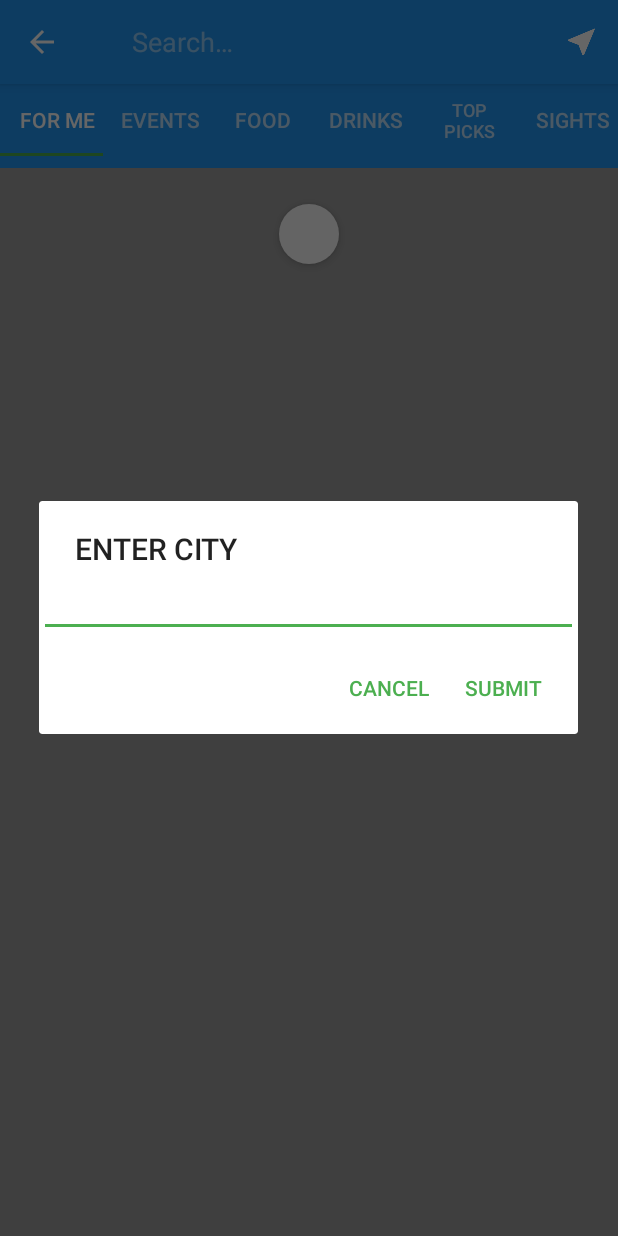
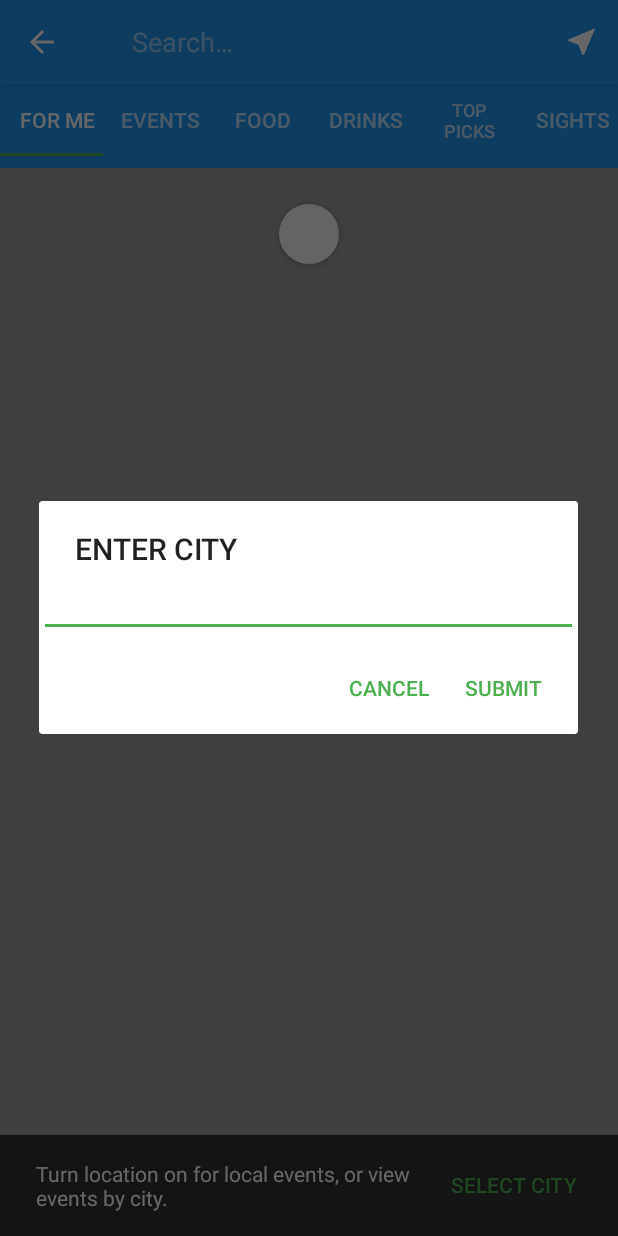
Before and after one commit to maxamillion32/PlansNearBy, an Android app: the screen it shows after launch once a user with an empty profile is signed in (MainActivity), after a tap on "Nearby", on a phone screen of 412 x 824 dp. Run offline under Robolectric (Android 15) with nearby library versions, the phone set to English and light mode, and no system bars; our stand-ins replace Firebase (no records; nobody signed in at launch, a user with empty details on screens opened directly); libraries missing offline, so code that uses them is left out: com.facebook, com.facebook.login, com.firebase.ui; 4 statements that could not run were skipped; 1 other tap on this screen came first.

Commit message:
updated eventbrite api call for city search, added longclicklistener for city fragment

```diff
--- a/Plans Nearby/app/src/main/java/com/arroyo/b/plansnearby/Activities/MainActivity.java
+++ b/Plans Nearby/app/src/main/java/com/arroyo/b/plansnearby/Activities/MainActivity.java
@@ -12,7 +12,9 @@ import android.location.Location;
 import android.location.LocationListener;
 import android.location.LocationManager;
 import android.os.Bundle;
+import android.provider.Settings;
 import android.support.annotation.NonNull;
+import android.support.design.widget.Snackbar;
 import android.support.design.widget.TabLayout;
 import android.support.v4.app.ActivityCompat;
 import android.support.v4.app.DialogFragment;
@@ -24,8 +26,10 @@ import android.support.v4.widget.DrawerLayout;
 import android.support.v7.app.ActionBarDrawerToggle;
 import android.support.v7.app.AppCompatActivity;
 import android.support.v7.widget.Toolbar;
+import android.util.Log;
 import android.view.Menu;
 import android.view.MenuItem;
+import android.view.View;
 import android.widget.Toast;
 
 import com.arroyo.b.plansnearby.Constants;
@@ -64,12 +68,11 @@ public class MainActivity extends AppCompatActivity
     private MenuItem item;
     private PagerAdapter adapter;
     private ViewPager viewPager;
-    private EnterCityDialogFragment cityDialogFragment;
-    private FavsFragment savedDialogFragment;
     private LocationManager locationManager;
     private CallbackManager callbackManager;
     private Location location;
     private String city, query, provider;
+    EnterCityDialogFragment cityDialogFragment;
 
     @Override
     protected void onCreate(Bundle savedInstanceState) {
@@ -84,9 +87,6 @@ public class MainActivity extends AppCompatActivity
         setDrawer();
         setPageView();
         handleIntent(getIntent());
-        cityDialogFragment = new EnterCityDialogFragment();
-        savedDialogFragment = new FavsFragment();
-
 
     }
 
@@ -108,6 +108,7 @@ public class MainActivity extends AppCompatActivity
 
             case R.id.location:
                 cityOrNearDialog();
+                enterAnotherCity();
                 return true;
 
 
@@ -117,7 +118,7 @@ public class MainActivity extends AppCompatActivity
     }
 
 
-     //checking if someone is logged in to facebook, if so, logging out on click and setting new text
+    //checking if someone is logged in to facebook, if so, logging out on click and setting new text
 
     public void facebookLoginLogout() {
         Profile profile = Profile.getCurrentProfile();
@@ -315,6 +316,7 @@ public class MainActivity extends AppCompatActivity
     //current results
 
     public void cityOrNearDialog() {
+        cityDialogFragment = new EnterCityDialogFragment();
         if (city == null) {
             cityDialogFragment.show(getSupportFragmentManager(), Constants.CITY_FRAGMENT);
         } else {
@@ -324,12 +326,25 @@ public class MainActivity extends AppCompatActivity
         }
     }
 
+    //when user is viewing events by city, user has the option to long press city icon in toolbar
+    //and enter another city
+    public void enterAnotherCity() {
+        final View v = findViewById(R.id.location);
+        v.setOnLongClickListener(new View.OnLongClickListener() {
+            @Override
+            public boolean onLongClick(View view) {
+                cityDialogFragment.show(getSupportFragmentManager(), Constants.CITY_FRAGMENT);
+                return false;
+            }
+        });
+    }
 
     //checks database to see if there are saved venues,
     //if so, savedDialogFragment is launched displaying saved venues
     //else, toast is displayed
 
     public void viewSavedPlacesDialog() {
+        FavsFragment savedDialogFragment = new FavsFragment();
         if (DataBaseHelper.FAVORITES_COLUMNS.length >= 1) {
             savedDialogFragment.setStyle(DialogFragment.STYLE_NORMAL, R.style.CustomDialog);
             savedDialogFragment.show(getSupportFragmentManager(), Constants.SAVED_VENUES_FRAGMENT);
@@ -366,18 +381,25 @@ public class MainActivity extends AppCompatActivity
 
         } else {
             locationManager = (LocationManager) this.getSystemService(Context.LOCATION_SERVICE);
-            // Define the criteria how to select the location provider -> use
-            // default
+            // Define the criteria how to select the location provider
             Criteria criteria = new Criteria();
             provider = locationManager.getBestProvider(criteria, false);
-
+            locationManager.requestSingleUpdate(provider, MainActivity.this, null);
             location = locationManager.getLastKnownLocation(provider);
 
-            // Initialize the location fields
-            if (location != null) {
-                onLocationChanged(location);
-            } else {
-                Toast.makeText(this, R.string.location_unavailable, Toast.LENGTH_SHORT).show();
+            // check if location is available
+            if (location == null) {
+                //let user know that location is unavailable, show city dialog to display venues by city
+                Toast.makeText(this, R.string.location_unavailable, Toast.LENGTH_LONG).show();
+                View parentView = findViewById(R.id.content_view);
+                Snackbar.make(parentView, R.string.snackbar_text, Snackbar.LENGTH_INDEFINITE)
+                        .setAction(R.string.snack_bar_action_text_city, new View.OnClickListener() {
+                            @Override
+                            public void onClick(View view) {
+                                cityOrNearDialog();
+                            }
+                        })
+                        .show();
             }
         }
     }
@@ -400,10 +422,18 @@ public class MainActivity extends AppCompatActivity
         }
     }
 
-
+    //if location changes it is passed to fragments through viewpager, tabs are updated
+    //if user is viewing events with location off and then turns location on, we set
+    //new location equal to this.location, and pass values to fragments using viewpager adapter
+    //this updates views as soon as location is available
     @Override
     public void onLocationChanged(Location location) {
-        this.location = location;
+        if (this.location == null) {
+            this.location = location;
+            if (adapter != null) {
+                adapter.setQuery(query, city);
+            }
+        }
 
     }
 
--- a/Plans Nearby/app/src/main/java/com/arroyo/b/plansnearby/Fragments/EventsFragment.java
+++ b/Plans Nearby/app/src/main/java/com/arroyo/b/plansnearby/Fragments/EventsFragment.java
@@ -131,9 +131,11 @@ public class EventsFragment extends Fragment {
 
     //takes location and extracts latitude and longitude to use in api call
     public void getLocation(Location location) {
-        lat = String.valueOf((location.getLatitude()));
-        lon = String.valueOf((location.getLongitude()));
+        if (location != null) {
 
+            lat = String.valueOf((location.getLatitude()));
+            lon = String.valueOf((location.getLongitude()));
+        }
     }
 
 
@@ -153,11 +155,12 @@ public class EventsFragment extends Fragment {
         this.city = city;
         this.fragName = fragmentName;
         //check if location is valid
+        getLocationFromMain();
         if (location != null) {
             getLocation(location);
         }
-        //fun all events api call and set categories to null, so all events are called
-        if (fragName == Constants.TAB_ALL_EVENTS) {
+        //if all events fragment set categories to null, so all events are called
+        if (fragName.equalsIgnoreCase( Constants.TAB_ALL_EVENTS)) {
             categories = null;
         }
         getEventsCategoryList();
@@ -223,7 +226,7 @@ public class EventsFragment extends Fragment {
     //this method runs onCreateView, checks which fragment to start
     public void checkWhichFragmentToStart() {
         if (weekendOnly != null ||
-                fragName == Constants.TAB_ALL_EVENTS) {
+                fragName.equalsIgnoreCase(Constants.TAB_ALL_EVENTS)) {
             categories = null;
         }
     }
--- a/Plans Nearby/app/src/main/java/com/arroyo/b/plansnearby/Fragments/VenuesFragment.java
+++ b/Plans Nearby/app/src/main/java/com/arroyo/b/plansnearby/Fragments/VenuesFragment.java
@@ -70,7 +70,7 @@ public class VenuesFragment extends Fragment {
         networkInfo = connMgr.getActiveNetworkInfo();
         getLocationFromMain();
         getLocation(location);
-        getVenuesList();
+        startFragment();
         setOnSwipeRefresh();
 
         return root;
@@ -92,7 +92,7 @@ public class VenuesFragment extends Fragment {
      */
     public void getVenuesList() {
 
-        if (networkInfo == null || !networkInfo.isConnected()){
+        if (networkInfo == null || !networkInfo.isConnected()) {
             return;
         }
         Retrofit retrofit = new Retrofit.Builder()
@@ -124,7 +124,6 @@ public class VenuesFragment extends Fragment {
     }
 
 
-
     //getting current location form MainActivity through getter method
 
     public void getLocationFromMain() {
@@ -134,19 +133,31 @@ public class VenuesFragment extends Fragment {
 
 
     public void getLocation(Location location) {
+        if (location != null) {
+
             this.currentLocation = location.getLatitude() + "," + location.getLongitude();
+        }
 
     }
 
 
     //getting city and section from pager adapter to use in retrofit calls
     //parameters are used in retrofit call to get venue results
+    //if user doesn't have location on and city has not been selected
+    // display no venues available, prevents app from crashing but allows user to select city
 
     public void setCity(String city, String section) {
         this.city = city;
         this.section = section;
+        getLocationFromMain();
+        getLocation(location);
+        if (currentLocation != null || city != null) {
+
             if (section != null) {
                 getVenuesList();
+            } else {
+                Toast.makeText(getActivity(), R.string.venues_no_results_toast, Toast.LENGTH_SHORT).show();
+            }
         }
     }
 
@@ -181,6 +192,7 @@ public class VenuesFragment extends Fragment {
             Toast.makeText(getActivity(), R.string.venues_no_results_toast, Toast.LENGTH_SHORT).show();
         }
     }
+
     public void setOnSwipeRefresh() {
         onSwipeRefresh.setOnRefreshListener(new SwipeRefreshLayout.OnRefreshListener() {
             @Override
@@ -191,5 +203,16 @@ public class VenuesFragment extends Fragment {
         });
     }
 
+    //
+    public void startFragment() {
+        if (location != null || city != null) {
+
+            getVenuesList();
+        } else {
+            //only happens when app is launched without location services on
+            Toast.makeText(getActivity(), R.string.venues_no_results_toast, Toast.LENGTH_SHORT).show();
+        }
+    }
+
 
 }
--- a/Plans Nearby/app/src/main/java/com/arroyo/b/plansnearby/Interfaces/EventsServiceInterface.java
+++ b/Plans Nearby/app/src/main/java/com/arroyo/b/plansnearby/Interfaces/EventsServiceInterface.java
@@ -28,7 +28,7 @@ public interface EventsServiceInterface {
     @GET("events/search/?expand=venue,category,ticket_classes,display_settings&sort_by=date&token=" + BuildConfig.EVENTBRITE_TOKEN + "")
     Call<Events> getEventsCatResults(
             @Query("q") String query,
-            @Query("venue.city") String city, @Query("location.latitude") String lat,
+            @Query("location.address") String city, @Query("location.latitude") String lat,
             @Query("location.longitude") String lon, @Query("start_date.keyword") String weekendOnly,
             @Query("categories") String category);
 
--- a/Plans Nearby/app/src/main/res/layout/content_main.xml
+++ b/Plans Nearby/app/src/main/res/layout/content_main.xml
@@ -1,5 +1,6 @@
 <?xml version="1.0" encoding="utf-8"?>
 <LinearLayout xmlns:android="http://schemas.android.com/apk/res/android"
+    android:id="@+id/content_view"
     xmlns:app="http://schemas.android.com/apk/res-auto"
     xmlns:tools="http://schemas.android.com/tools"
     android:layout_width="match_parent"
--- a/Plans Nearby/app/src/main/res/values/strings.xml
+++ b/Plans Nearby/app/src/main/res/values/strings.xml
@@ -59,6 +59,8 @@
     <string name="about_app_powered_by_eventbrite">Powered by Eventbrite</string>
     <string name="about_app_powered_by">Powered by :</string>
     <string name="frag_weekend_title">Weekend Events</string>
+    <string name="snackbar_text">Turn location on for local events, or view events by city.</string>
     <string name="about_app_location_icon_text">Press this icon to show venues and events by current location or by city. Pressing this icon launches a dialog and asks for a city.</string>
     <string name="about_app_search_text">Search current location for categories or specific events by title.  Currently only able to search events in nearby mode.</string>
+    <string name="snack_bar_action_text_city">"select city "</string>
 </resources>
```
Lines whose indentation alone changed are shown as unchanged.
